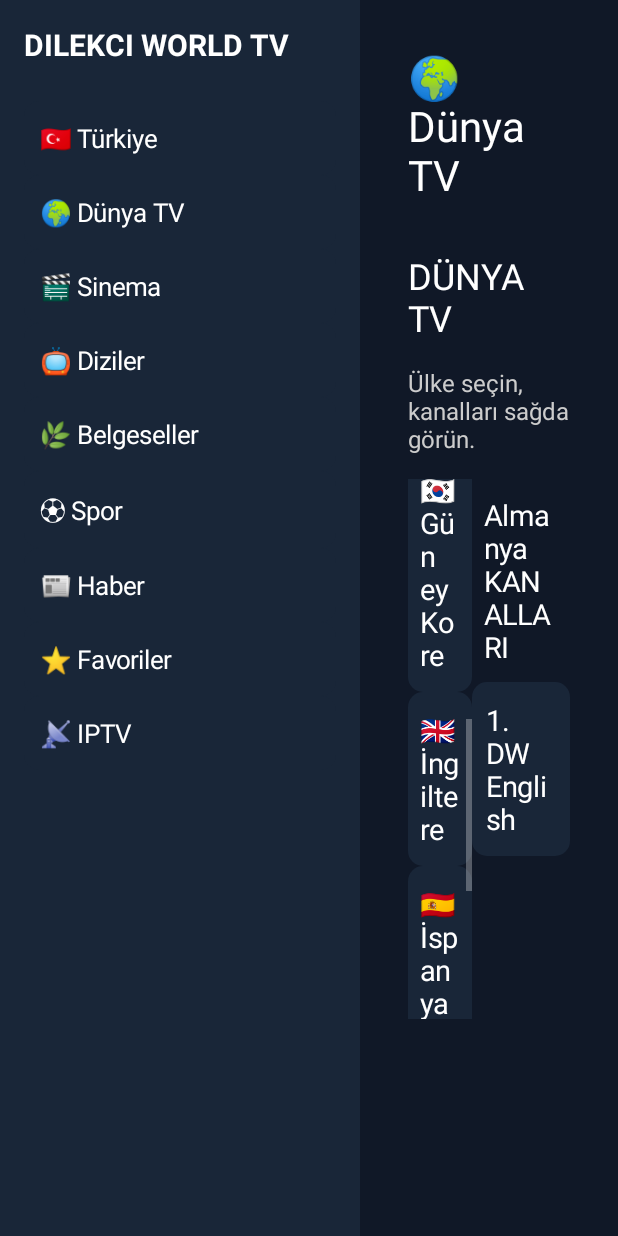
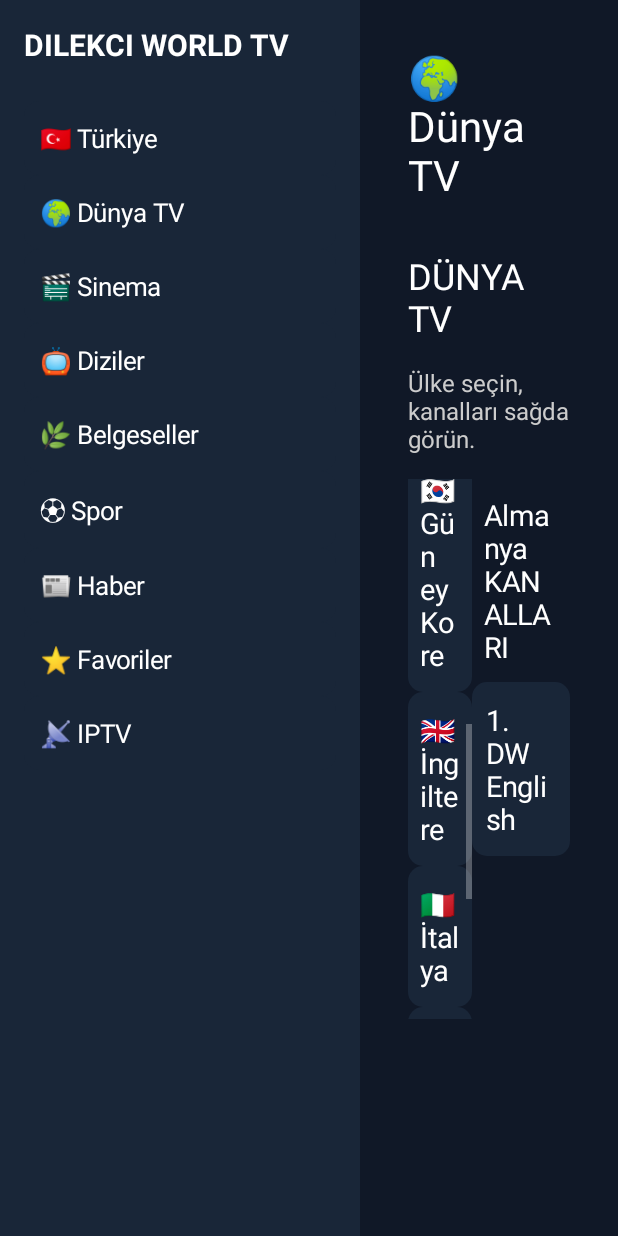
Before and after one commit to hajdajm99-droid/Dilekci-World-TV-Premium, an Android app: the screen it shows after launch (MainActivity), scrolled down 504 dp, on a phone screen of 412 x 824 dp. Run offline under Robolectric (Android 15) with nearby library versions, the phone set to English and light mode, and no system bars.

Commit message:
İtalya Rai News 24 eklendi, İspanya kaldırıldı

```diff
--- a/app/src/main/java/com/dilekci/worldtv/MainActivity.kt
+++ b/app/src/main/java/com/dilekci/worldtv/MainActivity.kt
@@ -107,9 +107,9 @@ class MainActivity : Activity() {
             "🌍 Dünya TV"
         ),
         Channel(
-            "Canal Sur Andalucía",
-            "https://d4oe4cnrgi9c9.cloudfront.net/master.m3u8",
-            "İspanya",
+            "Rai News 24",
+            "https://8e7439fdb1694c8da3a0fd63e4dda518.msvdn.net/rainews1/hls/playlist_mo.m3u8",
+            "İtalya",
             "🌍 Dünya TV"
         )
     )
@@ -121,7 +121,7 @@ class MainActivity : Activity() {
         Country("Fransa", "🇫🇷"),
         Country("Güney Kore", "🇰🇷"),
         Country("İngiltere", "🇬🇧"),
-        Country("İspanya", "🇪🇸"),
+        Country("İtalya", "🇮🇹"),
         Country("Japonya", "🇯🇵"),
         Country("Kanada", "🇨🇦")
     )
```
